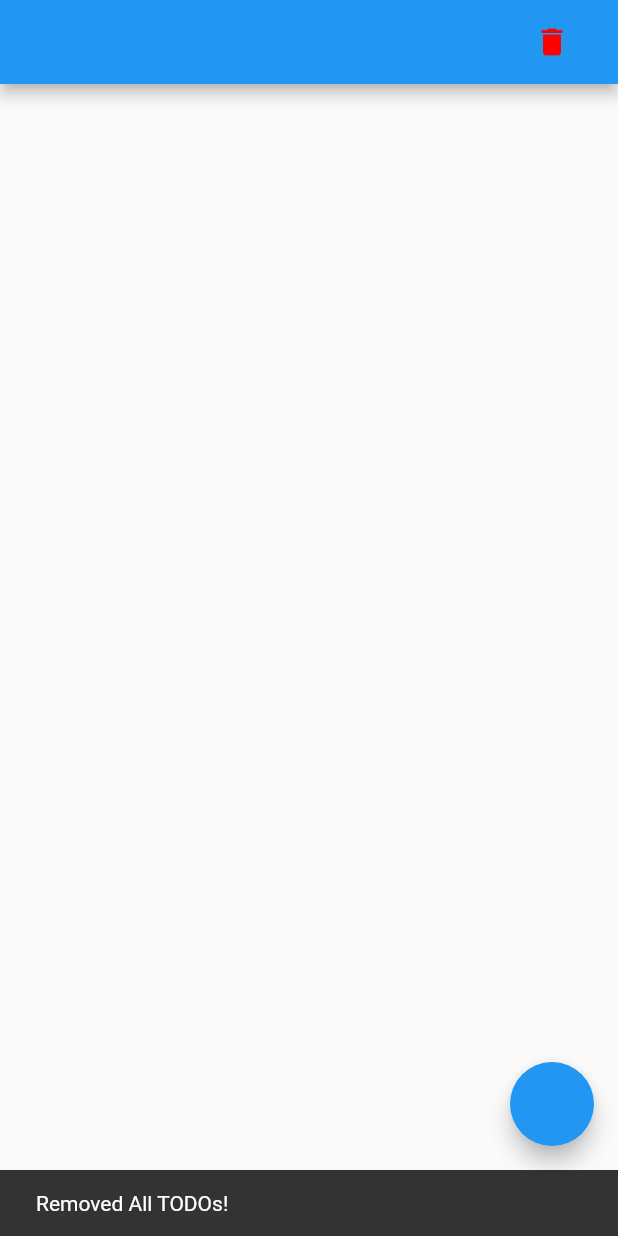
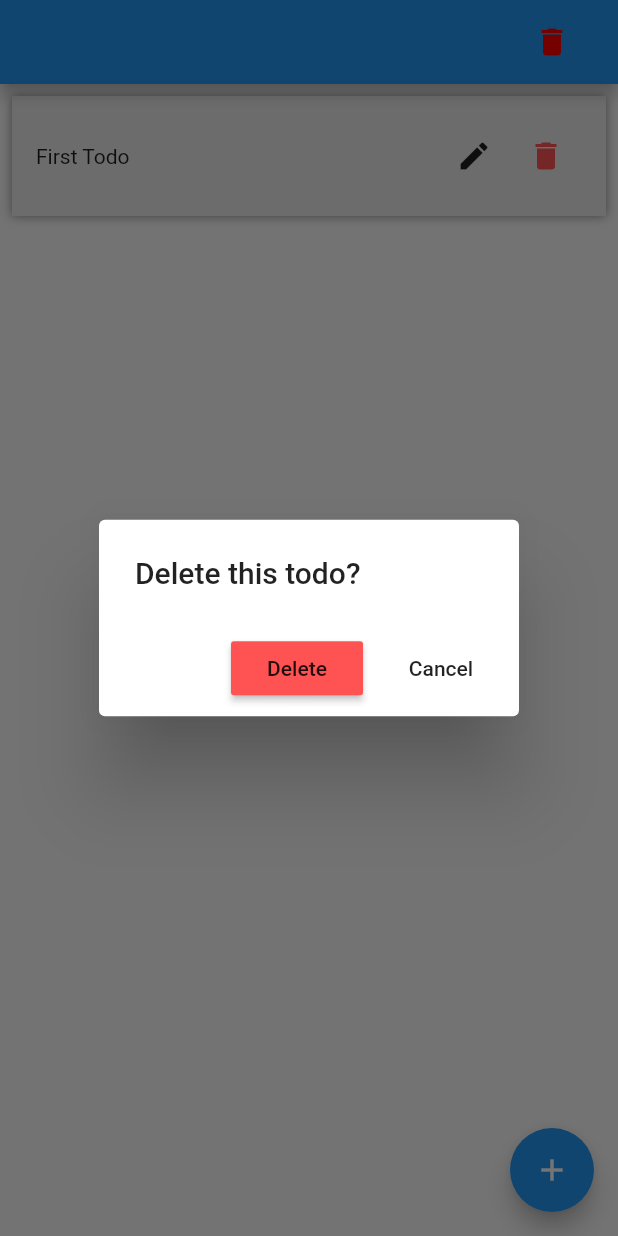
Before and after one commit to aziznal/flutter-todo-app, a Flutter app: the screen it shows after launch, after a tap on the "delete" icon, on a phone screen of 412 x 824 dp. Run offline on Flutter 3.47's test engine with Material 2 defaults, Android fonts, the phone set to English and light mode, and no system bars.

Commit message:
feat: add handling for todo edit and delete events

```diff
--- a/lib/pages/home.dart
+++ b/lib/pages/home.dart
@@ -4,6 +4,7 @@ import 'package:flutter/material.dart';
 
 import 'package:todo_app/core/todo.model.dart';
 import 'package:todo_app/data/todo.repository.dart';
+import 'package:todo_app/services/dialog.service.dart';
 import 'package:todo_app/services/snackbar.service.dart';
 import 'package:todo_app/widgets/todo_list.widget.dart';
 
@@ -32,6 +33,28 @@ class _HomePageState extends State<HomePage> {
     setState(() {});
   }
 
+  void updateTodo(Todo updatedTodo) {
+    SnackbarService.show(context, 'Edit feature coming soon!');
+
+    // todoRepo.updateTodo(updatedTodo);
+
+    // setState(() {});
+  }
+
+  void deleteTodo(String deletedTodoId) {
+    DialogService.showConfirmDialog(
+      context,
+      message: 'Delete this todo?',
+      confirmButtonLabel: 'Delete',
+      cancelButtonLabel: 'Cancel',
+    ).then((hasConfirmed) {
+      if (hasConfirmed) {
+        todoRepo.deleteTodo(deletedTodoId);
+        setState(() {});
+      }
+    });
+  }
+
   void removeAllTodos() {
     final todoIds = todos.toList().map((e) => e.id);
 
@@ -48,9 +71,14 @@ class _HomePageState extends State<HomePage> {
   Widget build(BuildContext context) {
     return Scaffold(
       appBar: makeAppBar(),
-      body: TodoList(todos: todos),
+      body: TodoList(
+        todos: todos,
+        onEditClicked: (updatedTodo) => updateTodo(updatedTodo),
+        onDeleteClicked: (String id) => deleteTodo(id),
+      ),
       floatingActionButton: FloatingActionButton(
         onPressed: addNewTodo,
+        child: const Icon(Icons.add),
       ),
     );
   }
--- /dev/null
+++ b/lib/services/dialog.service.dart
@@ -0,0 +1,43 @@
+import 'package:flutter/material.dart';
+
+class DialogService {
+  static Future<bool> showConfirmDialog(
+    BuildContext context, {
+    String message = 'Are you sure?',
+    String confirmButtonLabel = 'Confirm',
+    String cancelButtonLabel = 'Cancel',
+    Color confirmButtonColor = Colors.redAccent,
+  }) async {
+    bool userAnswer = false;
+
+    await showDialog<bool>(
+      context: context,
+      builder: ((context) {
+        return AlertDialog(
+          title: Text(message),
+          actions: [
+            MaterialButton(
+              onPressed: (() {
+                userAnswer = true;
+
+                Navigator.of(context).pop();
+              }),
+              color: confirmButtonColor,
+              child: Text(confirmButtonLabel),
+            ),
+            MaterialButton(
+              onPressed: (() {
+                userAnswer = false;
+
+                Navigator.of(context).pop();
+              }),
+              child: Text(cancelButtonLabel),
+            ),
+          ],
+        );
+      }),
+    );
+
+    return userAnswer;
+  }
+}
--- a/lib/widgets/todo.widget.dart
+++ b/lib/widgets/todo.widget.dart
@@ -1,28 +1,91 @@
 import 'package:flutter/material.dart';
 
 import 'package:todo_app/core/todo.model.dart';
+import 'package:todo_app/services/dialog.service.dart';
+import 'package:todo_app/services/snackbar.service.dart';
 
 class TodoWidget extends StatelessWidget {
+  final Todo todo;
+
+  final void Function() onEditClicked;
+  final void Function() onDeleteClicked;
+
   const TodoWidget({
     Key? key,
     required this.todo,
+    required this.onEditClicked,
+    required this.onDeleteClicked,
   }) : super(key: key);
-
-  final Todo todo;
 
   @override
   Widget build(BuildContext context) {
-    return Padding(
-      padding: const EdgeInsets.all(8.0),
-      child: Row(
-        children: [
-          Text(todo.id),
-          const Padding(
-            padding: EdgeInsets.all(12),
-          ),
-          Text(todo.body),
+    return Container(
+      decoration: const BoxDecoration(
+        color: Color.fromARGB(255, 236, 236, 236),
+        boxShadow: [
+          BoxShadow(blurRadius: 5, color: Color.fromARGB(255, 137, 137, 137))
         ],
+      ),
+      child: Padding(
+        padding: const EdgeInsets.all(16),
+        child: Row(
+          children: [
+            Text(todo.body),
+            const Spacer(),
+            _EditButton(onPressed: onEditClicked),
+            _DeleteButton(onPressed: onDeleteClicked),
+          ],
+        ),
       ),
     );
   }
 }
+
+class _DeleteButton extends StatelessWidget {
+  const _DeleteButton({
+    Key? key,
+    required this.onPressed,
+  }) : super(key: key);
+
+  final Function onPressed;
+
+  @override
+  Widget build(BuildContext context) {
+    return Material(
+      color: const Color.fromARGB(0, 0, 0, 0),
+      child: IconButton(
+        onPressed: () => onPressed(),
+        icon: const Icon(
+          Icons.delete,
+          color: Colors.redAccent,
+        ),
+        splashColor: const Color.fromARGB(255, 144, 144, 144),
+        padding: EdgeInsets.zero,
+      ),
+    );
+  }
+}
+
+class _EditButton extends StatelessWidget {
+  const _EditButton({
+    Key? key,
+    required this.onPressed,
+  }) : super(key: key);
+
+  final Function onPressed;
+
+  @override
+  Widget build(BuildContext context) {
+    return Material(
+      color: const Color.fromARGB(0, 0, 0, 0),
+      child: IconButton(
+        onPressed: () => onPressed(),
+        icon: const Icon(
+          Icons.edit,
+        ),
+        padding: EdgeInsets.zero,
+        splashColor: const Color.fromARGB(255, 144, 144, 144),
+      ),
+    );
+  }
+}
--- a/lib/widgets/todo_list.widget.dart
+++ b/lib/widgets/todo_list.widget.dart
@@ -7,18 +7,30 @@ class TodoList extends StatelessWidget {
   const TodoList({
     Key? key,
     required this.todos,
+    required this.onEditClicked,
+    required this.onDeleteClicked,
   }) : super(key: key);
 
   final List<Todo> todos;
+
+  final void Function(Todo updatedTodo) onEditClicked;
+  final void Function(String deletedTodoId) onDeleteClicked;
 
   @override
   Widget build(BuildContext context) {
     return ListView.builder(
       itemBuilder: (context, index) {
-        return TodoWidget(todo: todos[index]);
+        return Padding(
+          padding: const EdgeInsets.only(bottom: 8),
+          child: TodoWidget(
+            todo: todos[index],
+            onDeleteClicked: () => onDeleteClicked(todos[index].id),
+            onEditClicked: () => onEditClicked(todos[index]),
+          ),
+        );
       },
       itemCount: todos.length,
-      padding: const EdgeInsets.fromLTRB(12, 12, 12, 12),
+      padding: const EdgeInsets.all(8),
     );
   }
 }
```
Also changed, not shown: 1 other file.
